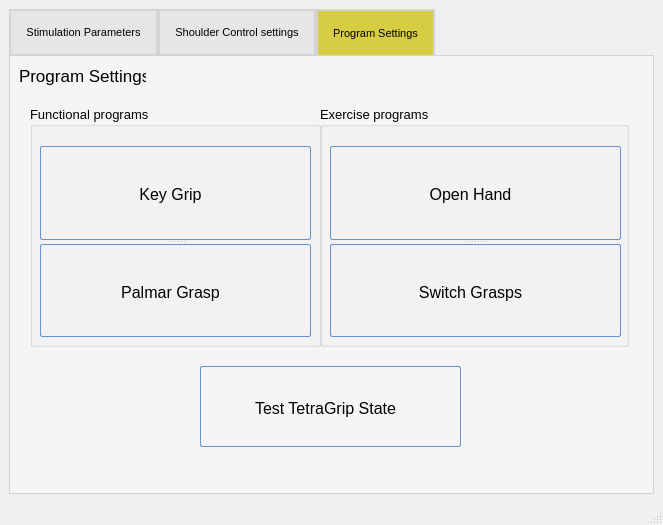
Old version of the form POML060_v1/stageprogram.ui in the repository viniltc/POML060.
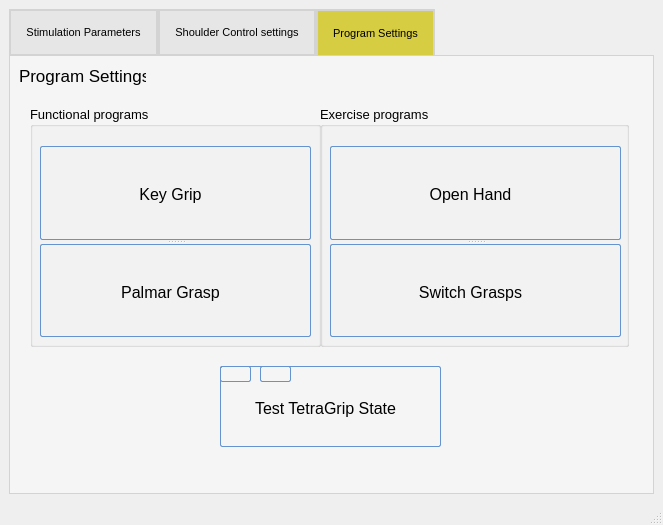
New version of the form. The open tabs and pages were chosen to show the change. Icons and pictures are not drawn. Custom widgets are drawn as their Qt base class.

Patch:
```diff
--- a/POML060_v1/stageprogram.ui
+++ b/POML060_v1/stageprogram.ui
@@ -1381,9 +1381,9 @@
        <widget class="QPushButton" name="pushButton_5">
         <property name="geometry">
          <rect>
-          <x>190</x>
+          <x>210</x>
           <y>310</y>
-          <width>261</width>
+          <width>221</width>
           <height>81</height>
          </rect>
         </property>
@@ -1692,6 +1692,116 @@
          </widget>
         </widget>
        </widget>
+       <widget class="QPushButton" name="pushButton">
+        <property name="geometry">
+         <rect>
+          <x>210</x>
+          <y>310</y>
+          <width>31</width>
+          <height>16</height>
+         </rect>
+        </property>
+        <property name="styleSheet">
+         <string notr="true">QPushButton:hover{
+        background: qlineargradient(x1 : 0, y1 : 0, x2 : 0, y2 :   1, stop :   0.0 #ffd9aa,
+                stop :   0.5 #ffbb6e, stop :   0.55 #feae42, stop :   1.0 #fedb74);
+}
+
+QPushButton {
+        border: 1px solid #6593cf;
+        border-radius: 2px;
+        padding: 5px 15px 2px 5px;
+        background: qlineargradient(x1 : 0, y1 : 0, x2 : 0, y2 :   1, stop :   0.0 #f5f9ff,
+                stop :   0.5 #c7dfff, stop :   0.55 #afd2ff, stop :   1.0 #c0dbff);
+        color: #0000;
+        font:  large &quot;Arial&quot;;
+		font-size: 16px;
+        height: 30px;
+}
+
+
+
+
+QPushButton:pressed {
+        background: qlineargradient(x1 : 0, y1 : 0, x2 : 0, y2 :   1, stop :   0.0 #c0dbff,
+        stop :   0.5 #cfd26f, stop :   0.55 #c7df6f, stop :   1.0 #f5f9ff);
+        padding-top: 2px;
+        padding-left: 3px;
+
+}
+QPushButton:on {
+        background: qlineargradient(x1 : 0, y1 : 0, x2 : 0, y2 :   1, stop :   0.0 #5AA72D,
+        stop :   0.5 #B3E296, stop :   0.55 #B3E296, stop :   1.0 #f5f9ff);
+        padding-top: 2px;
+        padding-left: 3px;
+}
+
+QPushButton:disabled {
+        background: transparent #e5e9ee;
+        padding-top: 2px;        
+        padding-left: 3px;
+        color: black;
+}</string>
+        </property>
+        <property name="text">
+         <string/>
+        </property>
+       </widget>
+       <widget class="QPushButton" name="pushButton_2">
+        <property name="geometry">
+         <rect>
+          <x>250</x>
+          <y>310</y>
+          <width>31</width>
+          <height>16</height>
+         </rect>
+        </property>
+        <property name="styleSheet">
+         <string notr="true">QPushButton:hover{
+        background: qlineargradient(x1 : 0, y1 : 0, x2 : 0, y2 :   1, stop :   0.0 #ffd9aa,
+                stop :   0.5 #ffbb6e, stop :   0.55 #feae42, stop :   1.0 #fedb74);
+}
+
+QPushButton {
+        border: 1px solid #6593cf;
+        border-radius: 2px;
+        padding: 5px 15px 2px 5px;
+        background: qlineargradient(x1 : 0, y1 : 0, x2 : 0, y2 :   1, stop :   0.0 #f5f9ff,
+                stop :   0.5 #c7dfff, stop :   0.55 #afd2ff, stop :   1.0 #c0dbff);
+        color: #0000;
+        font:  large &quot;Arial&quot;;
+		font-size: 16px;
+        height: 30px;
+}
+
+
+
+
+QPushButton:pressed {
+        background: qlineargradient(x1 : 0, y1 : 0, x2 : 0, y2 :   1, stop :   0.0 #c0dbff,
+        stop :   0.5 #cfd26f, stop :   0.55 #c7df6f, stop :   1.0 #f5f9ff);
+        padding-top: 2px;
+        padding-left: 3px;
+
+}
+QPushButton:on {
+        background: qlineargradient(x1 : 0, y1 : 0, x2 : 0, y2 :   1, stop :   0.0 #5AA72D,
+        stop :   0.5 #B3E296, stop :   0.55 #B3E296, stop :   1.0 #f5f9ff);
+        padding-top: 2px;
+        padding-left: 3px;
+}
+
+QPushButton:disabled {
+        background: transparent #e5e9ee;
+        padding-top: 2px;        
+        padding-left: 3px;
+        color: black;
+}</string>
+        </property>
+        <property name="text">
+         <string/>
+        </property>
+       </widget>
       </widget>
      </widget>
     </item>
```
Left out of the diff: 2 changed lines with no effect on the pictures.
